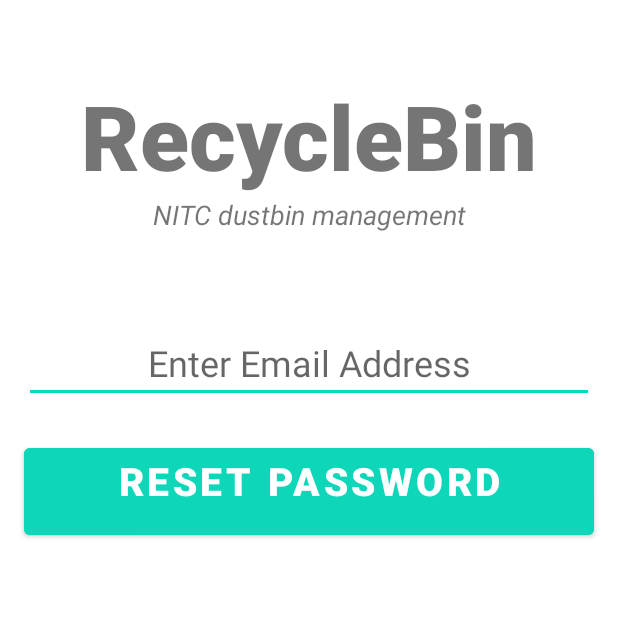
After one commit to kuldeepsinghs1540/Waste-management-system, an Android app: the ForgotPassword screen opened directly, with no data from a screen before it, on a phone screen of 412 x 824 dp, the top half of it. The commit adds this screen. Run offline under Robolectric (Android 15) with nearby library versions, the light colour scheme and no system bars; our stand-ins replace Firebase (no records; nobody signed in at launch, a user with empty details on screens opened directly).

Commit message:
update
update

```diff
--- a/app/src/main/AndroidManifest.xml
+++ b/app/src/main/AndroidManifest.xml
@@ -9,7 +9,8 @@
         android:roundIcon="@mipmap/ic_launcher_round"
         android:supportsRtl="true"
         android:theme="@style/Theme.Recyclebin1">
-        <activity android:name=".ProfileActivity"></activity>
+        <activity android:name=".ForgotPassword"></activity>
+        <activity android:name=".ProfileActivity" />
         <activity android:name=".Registeruser" />
         <activity android:name=".MainActivity">
             <intent-filter>
--- /dev/null
+++ b/app/src/main/java/com/example/recyclebin1/ForgotPassword.java
@@ -0,0 +1,72 @@
+package com.example.recyclebin1;
+
+import androidx.annotation.NonNull;
+import androidx.appcompat.app.AppCompatActivity;
+
+import android.os.Bundle;
+import android.util.Patterns;
+import android.view.View;
+import android.widget.Button;
+import android.widget.EditText;
+import android.widget.ProgressBar;
+import android.widget.TextView;
+import android.widget.Toast;
+
+import com.google.android.gms.tasks.OnCompleteListener;
+import com.google.android.gms.tasks.Task;
+import com.google.firebase.auth.FirebaseAuth;
+
+import java.util.regex.Pattern;
+
+public class ForgotPassword extends AppCompatActivity {
+
+    private EditText emailEditText;
+    private Button resetPasswordButton;
+    private ProgressBar progressBar;
+
+    FirebaseAuth auth;
+    @Override
+    protected void onCreate(Bundle savedInstanceState) {
+        super.onCreate(savedInstanceState);
+        setContentView(R.layout.activity_forgot_password);
+
+        emailEditText = (EditText) findViewById(R.id.email);
+        resetPasswordButton = (Button) findViewById(R.id.resetPassword);
+        progressBar = (ProgressBar) findViewById(R.id.progressBar);
+
+        auth = FirebaseAuth.getInstance();
+
+        resetPasswordButton.setOnClickListener(new View.OnClickListener() {
+            @Override
+            public void onClick(View v) {
+                resetPassword();
+            }
+        });
+    }
+    private void resetPassword() {
+    String email = emailEditText.getText().toString().trim();
+    if(email.isEmpty()){
+        emailEditText.setError("Email is required!");
+        emailEditText.requestFocus();
+        return;
+    }
+    if(!Patterns.EMAIL_ADDRESS.matcher(email).matches()){
+        emailEditText.setError("Please provide valid email!");
+        emailEditText.requestFocus();
+        return;
+    }
+
+    progressBar.setVisibility(View.VISIBLE);
+    auth.sendPasswordResetEmail(email).addOnCompleteListener(new OnCompleteListener<Void>() {
+        @Override
+        public void onComplete(@NonNull Task<Void> task) {
+            if(task.isSuccessful()){
+                Toast.makeText(ForgotPassword.this,"Check your email to reset password !",Toast.LENGTH_LONG).show();
+
+            }else{
+                Toast.makeText(ForgotPassword.this,"Try again! something wrong!",Toast.LENGTH_LONG).show();
+            }
+        }
+    });
+    }
+}
--- /dev/null
+++ b/app/src/main/res/layout/activity_forgot_password.xml
@@ -0,0 +1,80 @@
+<?xml version="1.0" encoding="utf-8"?>
+<androidx.constraintlayout.widget.ConstraintLayout xmlns:android="http://schemas.android.com/apk/res/android"
+    xmlns:app="http://schemas.android.com/apk/res-auto"
+    xmlns:tools="http://schemas.android.com/tools"
+    android:layout_width="match_parent"
+    android:layout_height="match_parent"
+    tools:context=".ForgotPassword">
+
+    <TextView
+        android:id="@+id/banner"
+        android:layout_width="match_parent"
+        android:layout_height="wrap_content"
+        android:text="RecycleBin"
+        android:textSize="60sp"
+        android:textAlignment="center"
+        android:textStyle="bold"
+        android:fontFamily="sans-serif-black"
+        app:layout_constraintTop_toTopOf="parent"
+        app:layout_constraintLeft_toLeftOf="parent"
+        app:layout_constraintRight_toRightOf="parent"
+        android:layout_marginTop="50dp"
+        android:layout_gravity="center_horizontal" />
+
+    <TextView
+        android:id="@+id/bannerDescrption"
+        android:layout_width="wrap_content"
+        android:layout_height="wrap_content"
+        android:text="NITC dustbin management"
+        android:textSize="18sp"
+        android:textAlignment="center"
+        android:textStyle="italic"
+        app:layout_constraintTop_toBottomOf="@+id/banner"
+        app:layout_constraintLeft_toLeftOf="parent"
+        app:layout_constraintRight_toRightOf="parent"
+        android:gravity="center_horizontal" />
+
+    <EditText
+        android:id="@+id/email"
+        android:layout_width="380dp"
+        android:layout_height="wrap_content"
+        android:layout_marginTop="60dp"
+        android:ems="10"
+        android:hint="Enter Email Address"
+        android:inputType="textEmailAddress"
+        android:textSize="24sp"
+        app:layout_constraintTop_toBottomOf="@+id/bannerDescrption"
+        app:layout_constraintLeft_toLeftOf="parent"
+        app:layout_constraintRight_toRightOf="parent"
+        android:gravity="center_horizontal" />
+
+    <Button
+        android:id="@+id/resetPassword"
+        android:layout_width="380dp"
+        android:layout_height="70dp"
+        android:layout_marginTop="24dp"
+        android:backgroundTint="#0ED6B9"
+        android:text="Reset Password"
+        android:textSize="26sp"
+        android:textStyle="bold"
+        android:textColor="#ffffff"
+        app:layout_constraintTop_toBottomOf="@+id/email"
+        app:layout_constraintLeft_toLeftOf="parent"
+        app:layout_constraintRight_toRightOf="parent"
+        android:gravity="center_horizontal" />
+    <ProgressBar
+        android:id="@+id/progressBar"
+        style="?android:attr/progressBarStyleLarge"
+        android:layout_width="wrap_content"
+        android:layout_height="wrap_content"
+        android:layout_centerInParent="true"
+        android:visibility="gone"
+        tools:ignore="MissingConstraints"
+        app:layout_constraintTop_toTopOf="parent"
+        app:layout_constraintBottom_toBottomOf="parent"
+        app:layout_constraintLeft_toLeftOf="parent"
+        app:layout_constraintRight_toRightOf="parent"
+        app:layout_constraintHorizontal_bias="0.498"
+        app:layout_constraintVertical_bias="0.59"
+        android:gravity="center_horizontal" />
+</androidx.constraintlayout.widget.ConstraintLayout>
```
Also changed, not shown: app/src/main/java/com/example/recyclebin1/MainActivity.java (+6 -1 lines), app/src/main/java/com/example/recyclebin1/ProfileActivity.java (+0 -41 lines), app/src/main/res/layout/activity_profile.xml (+0 -52 lines).
